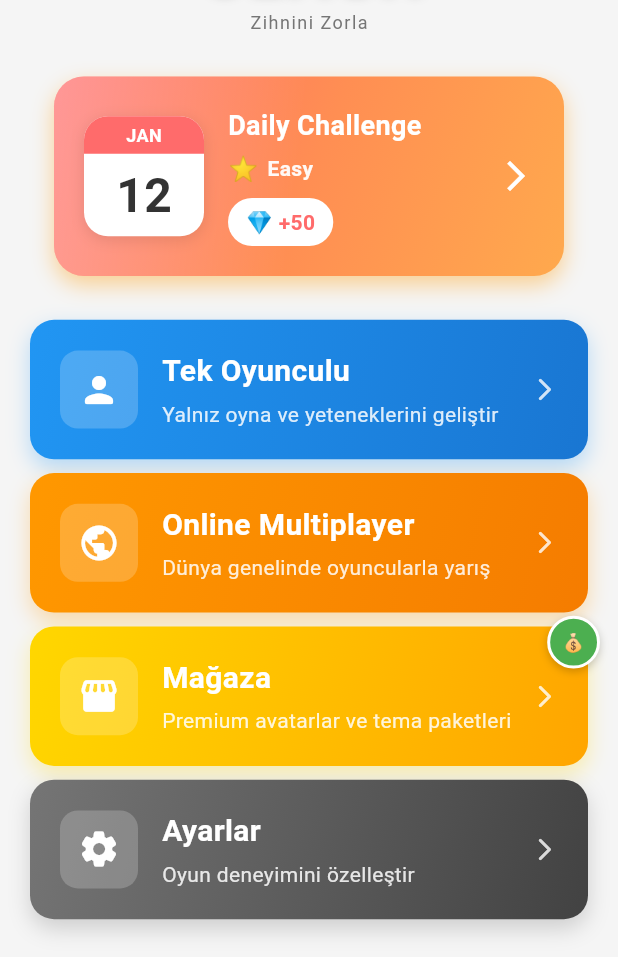
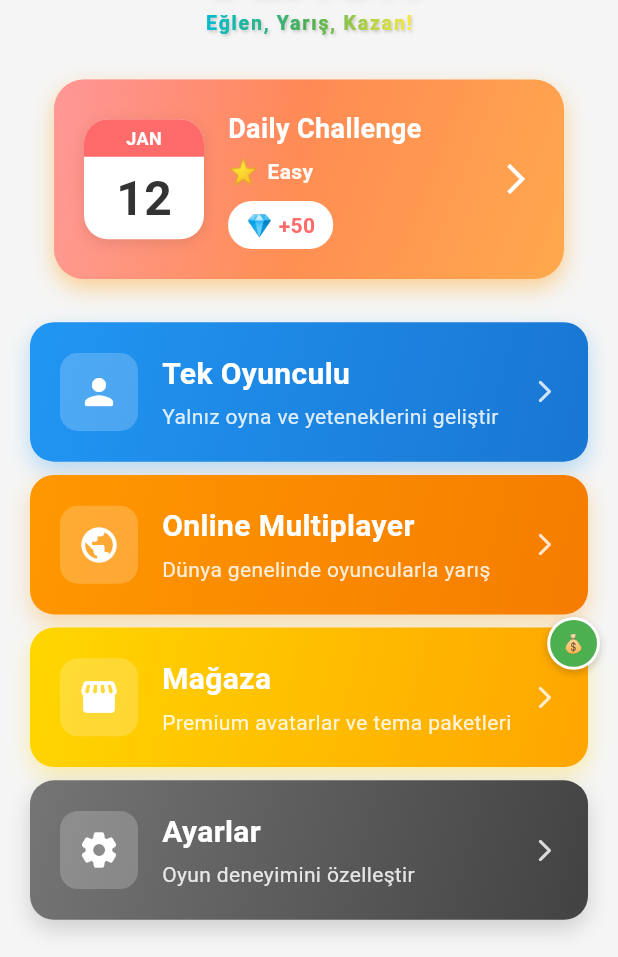
Before and after one commit to gokhananac66/Gokhan, a Flutter app: the HomeScreen screen opened directly, after a tap on "Ayarlar", on a phone screen of 412 x 824 dp, the part 279-1236 px from its top. Run offline on Flutter 3.47's test engine with Material 3 defaults, Android fonts, the phone set to English and light mode, and no system bars; our stand-ins replace audioplayers, firebase_auth, firebase_core, firebase_database, fl_chart, google_sign_in and 3 more; missing offline and left inert: in_app_purchase_android, in_app_purchase_storekit; accounts and stored records are empty; network calls fail; statements that could not run were skipped.

Commit message:
UI: New tagline with 3D gradient effect
Changed tagline:
- TR: "Zihnini Zorla" → "Eğlen, Yarış, Kazan!"
- EN: "Challenge Your Mind" → "Have Fun, Race, Win!"

Added 3D gradient effect:
- Cyan → Green → Yellow gradient
- Shadow effect for depth
- Increased font weight (700)
- Better letter spacing

Exciting and motivational! 🌟

```diff
--- a/test_sudoku/lib/app_localizations.dart
+++ b/test_sudoku/lib/app_localizations.dart
@@ -66,7 +66,7 @@ class AppLocalizations {
       // Menu & Home
       'sudoku': 'SUDOKU',
       'clash': 'CLASH',
-      'tagline': 'Challenge Your Mind',
+      'tagline': 'Have Fun, Race, Win!',
       'play': 'Play',
       'singlePlayer': 'Single Player',
       'singlePlayerDesc': 'Play alone and improve your skills',
@@ -288,7 +288,7 @@ class AppLocalizations {
       // Menü & Ana Sayfa
       'sudoku': 'SUDOKU',
       'clash': 'CLASH',
-      'tagline': 'Zihnini Zorla',
+      'tagline': 'Eğlen, Yarış, Kazan!',
       'play': 'Oyna',
       'singlePlayer': 'Tek Oyunculu',
       'singlePlayerDesc': 'Yalnız oyna ve yeteneklerini geliştir',
--- a/test_sudoku/lib/screens/home_screen.dart
+++ b/test_sudoku/lib/screens/home_screen.dart
@@ -919,9 +919,33 @@ class _HomeScreenState extends State<HomeScreen> {
                   ),
 
                   const SizedBox(height: 6),
-                  Text(
-                    tr('tagline'),
-                    style: TextStyle(fontSize: 12, color: Colors.grey.shade600, letterSpacing: 1),
+                  // 3D Gradient Tagline
+                  ShaderMask(
+                    shaderCallback: (bounds) => LinearGradient(
+                      colors: [
+                        Color(0xFF00BCD4),
+                        Color(0xFF4CAF50),
+                        Color(0xFFFFEB3B),
+                      ],
+                      begin: Alignment.topLeft,
+                      end: Alignment.bottomRight,
+                    ).createShader(bounds),
+                    child: Text(
+                      tr('tagline'),
+                      style: TextStyle(
+                        fontSize: 13,
+                        color: Colors.white,
+                        letterSpacing: 1.2,
+                        fontWeight: FontWeight.w700,
+                        shadows: [
+                          Shadow(
+                            offset: Offset(1, 1),
+                            blurRadius: 2,
+                            color: Colors.black.withOpacity(0.2),
+                          ),
+                        ],
+                      ),
+                    ),
                   ),
                 ],
               ),
```
